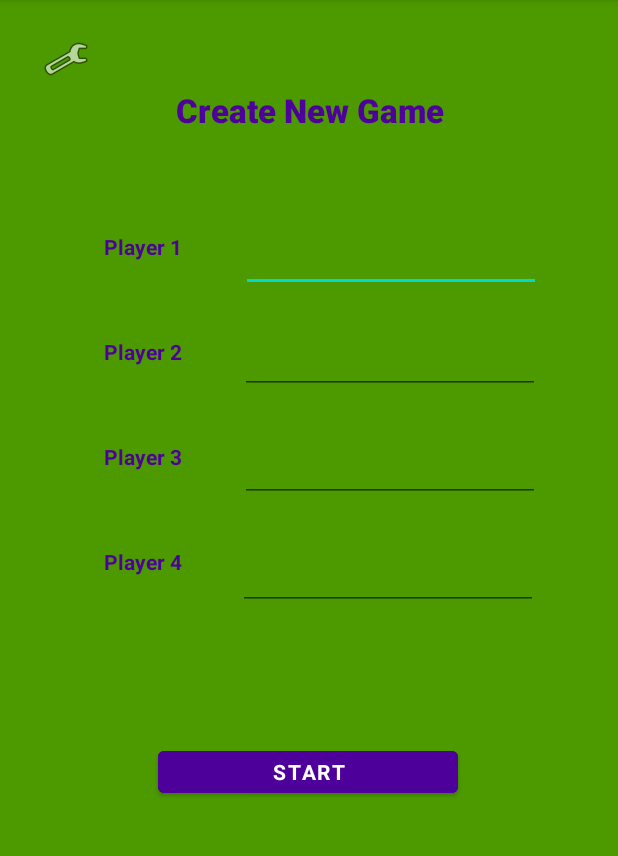
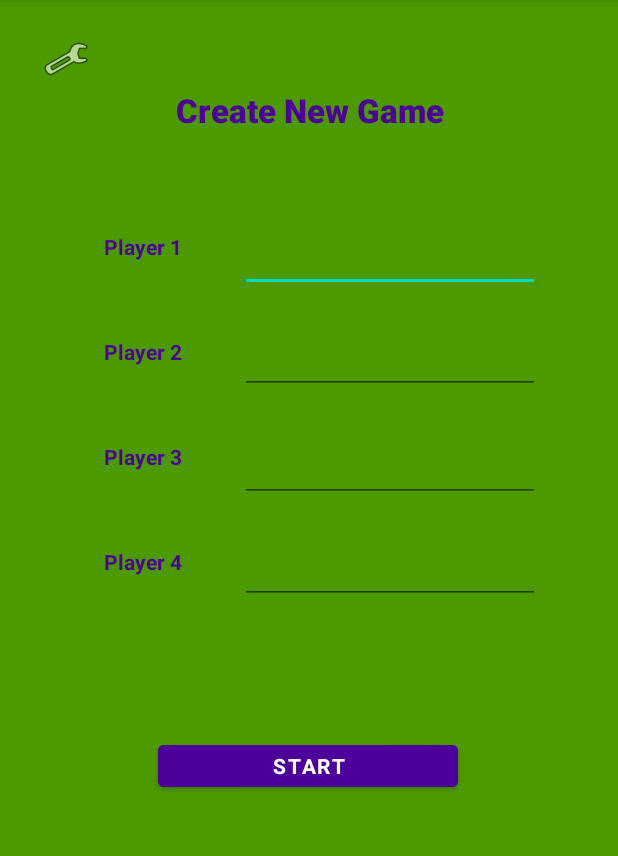
Before and after one commit to cordovaom/team100_miniGolfApp, an Android app: the CreateNewGame screen opened directly, with no data from a screen before it, on a phone screen of 412 x 824 dp, the part 84-940 px from its top. Run offline under Robolectric (Android 15) with nearby library versions, the phone set to English and light mode, and no system bars; Roboto replaces fonts that are not available here.

Commit message:
Updating name input constraints

```diff
--- a/app/src/main/res/layout/activity_create_new_game.xml
+++ b/app/src/main/res/layout/activity_create_new_game.xml
@@ -66,8 +66,8 @@
         android:inputType="textPersonName"
         android:textColor="#4d009a"
         app:layout_constraintEnd_toEndOf="parent"
-        app:layout_constraintHorizontal_bias="0.758"
-        app:layout_constraintStart_toStartOf="parent"
+        app:layout_constraintHorizontal_bias="0.0"
+        app:layout_constraintStart_toEndOf="@+id/playerOneBanner"
         app:layout_constraintTop_toBottomOf="@+id/createGameBanner" />
 
     <TextView
@@ -147,14 +147,14 @@
         android:id="@+id/playerFourNameInput"
         android:layout_width="200dp"
         android:layout_height="40dp"
-        android:layout_marginTop="32dp"
+        android:layout_marginTop="28dp"
         android:ems="10"
         android:fontFamily="@font/brawler"
         android:inputType="textPersonName"
         android:textColor="#4d009a"
         app:layout_constraintEnd_toEndOf="parent"
-        app:layout_constraintHorizontal_bias="0.748"
-        app:layout_constraintStart_toStartOf="parent"
+        app:layout_constraintHorizontal_bias="0.0"
+        app:layout_constraintStart_toEndOf="@+id/playerFourNameBanner"
         app:layout_constraintTop_toBottomOf="@+id/playerThreeNameInput" />
 
     <Button
```
